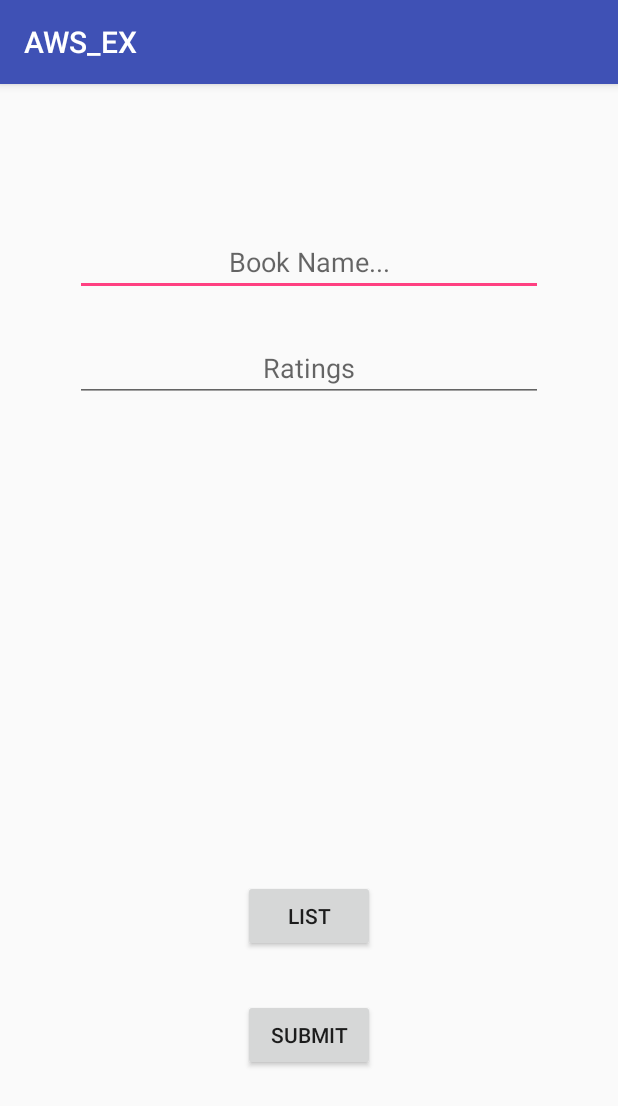
After one commit to jeeva2702/AWS_Ex, an Android app: the DynamoDB screen opened directly, with no data from a screen before it, on a phone screen of 412 x 824 dp. The commit adds this screen. Shown: the top 1106 px of the screen. Run offline under Robolectric (Android 15) with nearby library versions, the phone set to English and light mode, and no system bars; libraries missing offline, so code that uses them is left out: com.amazonaws.auth, com.amazonaws.mobileconnectors, com.amazonaws.regions, com.amazonaws.services; 4 statements that could not run were skipped.

Commit message:
Second Commit

```diff
--- a/app/build.gradle
+++ b/app/build.gradle
@@ -30,7 +30,9 @@ dependencies {
     compile 'com.github.bumptech.glide:glide:3.7.0'
     compile 'com.amazonaws:aws-android-sdk-s3:2.2.+'
     compile 'com.amazonaws:aws-android-sdk-ddb:2.2.+'
+    compile 'com.amazonaws:aws-android-sdk-ddb-mapper:2.2.+'
     compile 'com.amazonaws:aws-android-sdk-cognito:2.2.+'
     compile 'com.amazonaws:aws-android-sdk-rekognition:2.4.5'
+
 }
 apply plugin: 'com.google.gms.google-services'
--- a/app/src/main/AndroidManifest.xml
+++ b/app/src/main/AndroidManifest.xml
@@ -37,7 +37,8 @@
             <!-- <category android:name="android.intent.category.LAUNCHER" /> -->
             <!-- </intent-filter> -->
         </activity>
-        <activity android:name=".Rekognition.Img_Compare"></activity>
+        <activity android:name=".Rekognition.Img_Compare" />
+        <activity android:name=".DynamoDb.DynamoDB"></activity>
     </application>
 
 </manifest>
--- /dev/null
+++ b/app/src/main/java/com/example/user/awsex/DynamoDb/DynamoDB.java
@@ -0,0 +1,118 @@
+package com.example.user.awsex.DynamoDb;
+
+import android.os.AsyncTask;
+import android.support.v7.app.AppCompatActivity;
+import android.os.Bundle;
+import android.view.View;
+import android.widget.Button;
+import android.widget.EditText;
+import android.widget.Toast;
+
+import com.amazonaws.auth.CognitoCachingCredentialsProvider;
+import com.amazonaws.mobileconnectors.dynamodbv2.dynamodbmapper.DynamoDBMapper;
+import com.amazonaws.regions.Region;
+import com.amazonaws.regions.Regions;
+import com.amazonaws.services.dynamodbv2.AmazonDynamoDBClient;
+import com.amazonaws.services.dynamodbv2.model.AttributeDefinition;
+import com.amazonaws.services.dynamodbv2.model.CreateTableRequest;
+import com.amazonaws.services.dynamodbv2.model.CreateTableResult;
+import com.amazonaws.services.dynamodbv2.model.KeySchemaElement;
+import com.amazonaws.services.dynamodbv2.model.KeyType;
+import com.amazonaws.services.dynamodbv2.model.ListTablesRequest;
+import com.amazonaws.services.dynamodbv2.model.ListTablesResult;
+import com.amazonaws.services.dynamodbv2.model.ProvisionedThroughput;
+import com.amazonaws.services.dynamodbv2.model.ResourceInUseException;
+import com.amazonaws.services.dynamodbv2.model.ScalarAttributeType;
+import com.example.user.awsex.R;
+
+import java.util.ArrayList;
+import java.util.List;
+
+public class DynamoDB extends AppCompatActivity {
+
+    AmazonDynamoDBClient ddb;
+    Button submit,list;
+    EditText bn,rat;
+
+    @Override
+    protected void onCreate(Bundle savedInstanceState) {
+        super.onCreate(savedInstanceState);
+        setContentView(R.layout.activity_dynamo_db);
+
+        CognitoCachingCredentialsProvider credentialsProvider=new CognitoCachingCredentialsProvider(getApplicationContext(),"us-west-2:20e04e1d-cd9d-46ca-9305-93fe4f13f312", Regions.US_WEST_2);
+
+        ddb=new AmazonDynamoDBClient(credentialsProvider);
+        ddb.setRegion(Region.getRegion(Regions.US_WEST_2));
+
+        DynamoDBMapper mapper=new DynamoDBMapper(ddb);
+
+        submit=(Button)findViewById(R.id.submit);
+        list=(Button)findViewById(R.id.list);
+        bn=(EditText)findViewById(R.id.BookName);
+        rat=(EditText)findViewById(R.id.Ratings);
+        list.setOnClickListener(new View.OnClickListener() {
+            @Override
+            public void onClick(View view) {
+                new DDB_MyTask().execute();
+            }
+        });
+
+        submit.setOnClickListener(new View.OnClickListener() {
+            @Override
+            public void onClick(View view) {
+                System.out.println("Creating table");
+                new Create_table_Task().execute();
+
+            }
+        });
+
+
+    }
+    public class DDB_MyTask extends AsyncTask<String, Integer, String>{
+
+        @Override
+        protected String doInBackground(String... strings) {
+            ListTablesResult listTablesResult=ddb.listTables();
+            System.out.println("List of Tables : "+listTablesResult);
+
+            return null;
+        }
+    }
+    public class Create_table_Task extends  AsyncTask<String, Integer, String>{
+
+        @Override
+        protected String doInBackground(String... strings) {
+
+            String book=bn.getText().toString().replace(" ","");
+            String rating=rat.getText().toString();
+
+            System.out.println("Books :  "+book+ "Ratings : "+rating);
+
+
+            List<AttributeDefinition> attributeDefinitions= new ArrayList<>();
+            attributeDefinitions.add(new AttributeDefinition().withAttributeName("Ratings").withAttributeType(ScalarAttributeType.N));
+//            attributeDefinitions.add(new AttributeDefinition().withAttributeName("BookName").withAttributeType(ScalarAttributeType.S));
+
+            List<KeySchemaElement> keySchemaElements=new ArrayList<>();
+            keySchemaElements.add(new KeySchemaElement().withAttributeName("Ratings").withKeyType(KeyType.HASH));
+
+            CreateTableRequest request=new CreateTableRequest().withTableName(book).withAttributeDefinitions(attributeDefinitions).withKeySchema(keySchemaElements)
+                    .withProvisionedThroughput(new ProvisionedThroughput().withReadCapacityUnits(1L).withWriteCapacityUnits(1L));
+
+            try{
+                CreateTableResult result=ddb.createTable(request);
+                System.out.println("Result Of Table Creation : "+ result.getTableDescription());
+            }catch (final ResourceInUseException e){
+                System.out.println("Error : "+ e.getErrorMessage());
+                runOnUiThread(new Runnable() {
+                    @Override
+                    public void run() {
+                        Toast.makeText(DynamoDB.this, e.getErrorMessage(), Toast.LENGTH_SHORT).show();
+                    }
+                });
+            }
+
+            return null;
+        }
+    }
+}
--- a/app/src/main/java/com/example/user/awsex/MainActivity.java
+++ b/app/src/main/java/com/example/user/awsex/MainActivity.java
@@ -29,10 +29,10 @@ public class MainActivity extends AppCompatActivity {
         e2=(EditText)findViewById(R.id.editText);
 
 
-         credentials= new CognitoCachingCredentialsProvider(getApplicationContext(), "ap-south-1:30b9dbde-1fa0-4636-abc7-161337917185", Regions.AP_SOUTH_1);
+         credentials= new CognitoCachingCredentialsProvider(getApplicationContext(), "us-west-2:20e04e1d-cd9d-46ca-9305-93fe4f13f312", Regions.US_WEST_2);
 
 
-      syncClient= new CognitoSyncManager(getApplicationContext(),Regions.AP_SOUTH_1,credentials);
+      syncClient= new CognitoSyncManager(getApplicationContext(),Regions.US_WEST_2,credentials);
 
 
         b2.setOnClickListener(new View.OnClickListener() {
--- a/app/src/main/java/com/example/user/awsex/Signup.java
+++ b/app/src/main/java/com/example/user/awsex/Signup.java
@@ -65,11 +65,11 @@ public class Signup extends AppCompatActivity {
 
       credentialsProvider =new CognitoCachingCredentialsProvider(
                 getApplicationContext(),
-              "ap-south-1:30b9dbde-1fa0-4636-abc7-161337917185",
-                Regions.AP_SOUTH_1
+              "us-west-2:20e04e1d-cd9d-46ca-9305-93fe4f13f312",
+              Regions.US_WEST_2
 
         );
-      syncManager =new CognitoSyncManager(getApplicationContext(),Regions.AP_SOUTH_1,credentialsProvider);
+      syncManager =new CognitoSyncManager(getApplicationContext(),Regions.US_WEST_2,credentialsProvider);
 
 
 
--- /dev/null
+++ b/app/src/main/res/layout/activity_dynamo_db.xml
@@ -0,0 +1,56 @@
+<?xml version="1.0" encoding="utf-8"?>
+<RelativeLayout xmlns:android="http://schemas.android.com/apk/res/android"
+    xmlns:app="http://schemas.android.com/apk/res-auto"
+    xmlns:tools="http://schemas.android.com/tools"
+    android:layout_width="match_parent"
+    android:layout_height="match_parent"
+    tools:context="com.example.user.awsex.DynamoDb.DynamoDB">
+
+    <EditText
+        android:id="@+id/BookName"
+        android:layout_width="match_parent"
+        android:layout_height="wrap_content"
+        android:layout_alignParentLeft="true"
+        android:layout_alignParentStart="true"
+        android:layout_alignParentTop="true"
+        android:layout_marginLeft="50dp"
+        android:layout_marginRight="50dp"
+        android:layout_marginTop="96dp"
+        android:ems="10"
+        android:gravity="center"
+        android:hint="Book Name..."
+        android:inputType="textPersonName" />
+
+    <EditText
+        android:id="@+id/Ratings"
+        android:layout_width="match_parent"
+        android:layout_height="wrap_content"
+        android:layout_alignLeft="@+id/BookName"
+        android:layout_alignStart="@+id/BookName"
+        android:layout_below="@+id/BookName"
+        android:layout_marginRight="50dp"
+        android:layout_marginTop="25dp"
+        android:ems="10"
+        android:gravity="center"
+        android:hint="Ratings"
+        android:inputType="textPersonName|numberDecimal" />
+
+    <Button
+        android:id="@+id/submit"
+        android:layout_width="wrap_content"
+        android:layout_height="wrap_content"
+        android:layout_alignParentBottom="true"
+        android:layout_centerHorizontal="true"
+        android:layout_marginBottom="110dp"
+        android:text="Submit" />
+
+    <Button
+        android:id="@+id/list"
+        android:layout_width="wrap_content"
+        android:layout_height="wrap_content"
+        android:layout_above="@+id/submit"
+        android:layout_alignEnd="@+id/submit"
+        android:layout_alignRight="@+id/submit"
+        android:layout_marginBottom="31dp"
+        android:text="List" />
+</RelativeLayout>
```
Also changed, not shown: app/src/main/java/com/example/user/awsex/Main2Activity.java (+35 -11 lines), app/src/main/java/com/example/user/awsex/Rekognition/Img_Compare.java (+46 -15 lines), app/src/main/res/layout/activity_main2.xml (+7 -6 lines).
